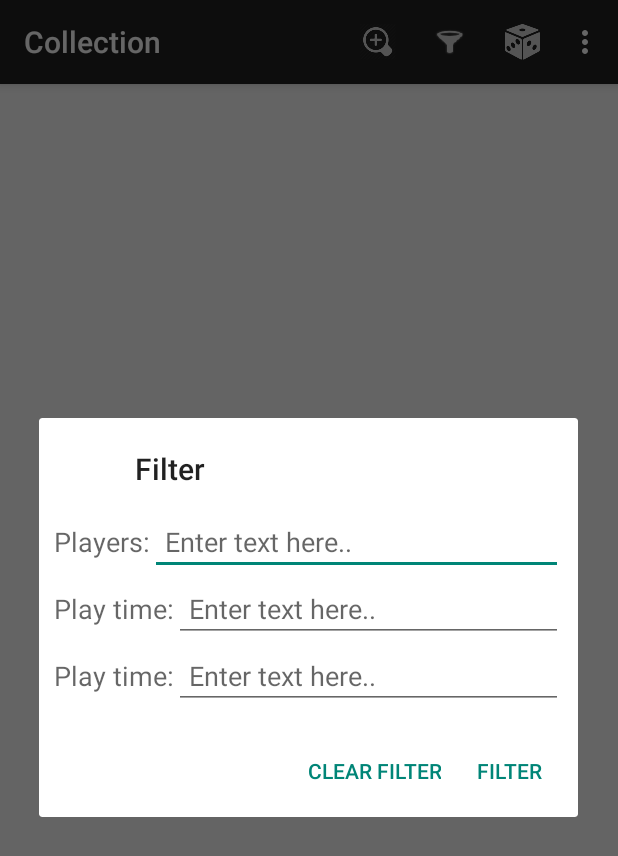
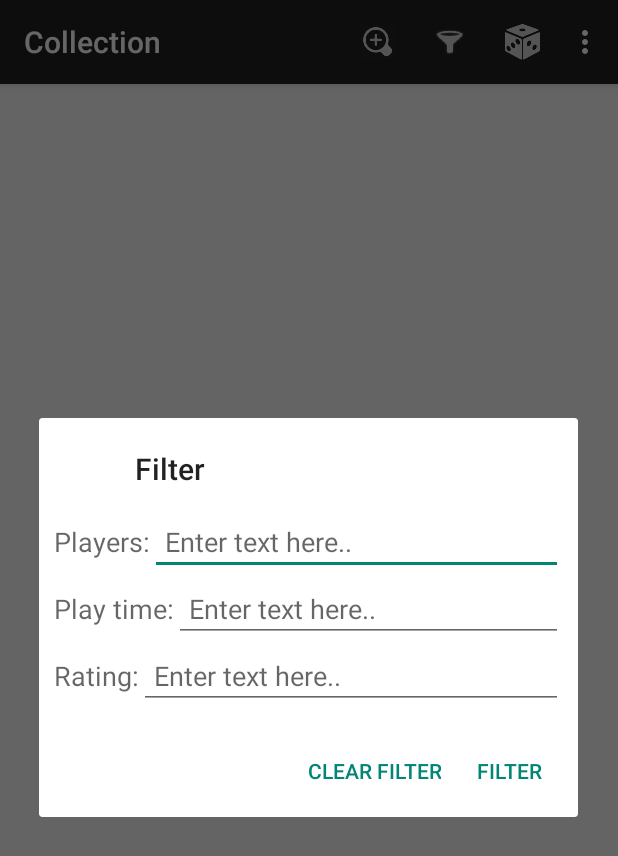
Before and after one commit to jes57/TabletopRoulette, an Android app: the screen it shows after launch (CollectionListView), after a tap on "Filter", on a phone screen of 412 x 824 dp. Shown: the top 856 px of the screen. Run offline under Robolectric (Android 15) with nearby library versions, the phone set to English and light mode, and no system bars.

Commit message:
Changed play time to rating on the dialogue

```diff
--- a/app/src/main/res/layout/filter_dialog.xml
+++ b/app/src/main/res/layout/filter_dialog.xml
@@ -53,7 +53,7 @@
             android:layout_width="wrap_content"
             android:layout_height="wrap_content"
             android:textAppearance="?android:attr/textAppearanceMedium"
-            android:text="@string/play_time"/>
+            android:text="@string/rating"/>
 
         <EditText
             android:id="@+id/filter_rating_EditText"
```
